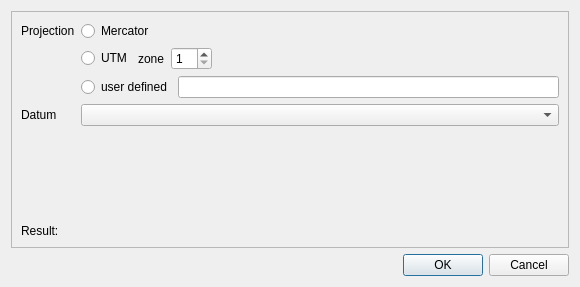
Above: src/IDlgProjWizzard.ui from ntruchsess/QLandkarteGT before the change. Below: the same form after it.
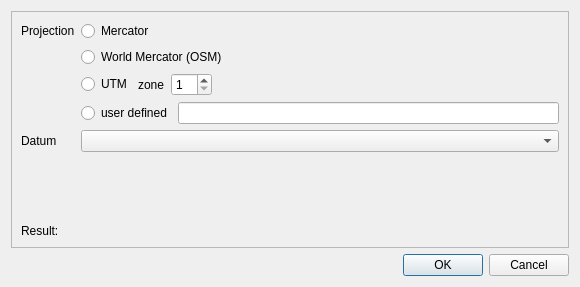
That is the form after the change.

What changed in the file:
```diff
--- a/src/IDlgProjWizzard.ui
+++ b/src/IDlgProjWizzard.ui
@@ -36,7 +36,7 @@
         </property>
        </widget>
       </item>
-      <item row="1" column="1" >
+      <item row="2" column="1" >
        <layout class="QHBoxLayout" >
         <item>
          <widget class="QRadioButton" name="radioUTM" >
@@ -77,7 +77,7 @@
         </item>
        </layout>
       </item>
-      <item row="2" column="1" >
+      <item row="3" column="1" >
        <layout class="QHBoxLayout" >
         <item>
          <widget class="QRadioButton" name="radioUserDef" >
@@ -91,17 +91,17 @@
         </item>
        </layout>
       </item>
-      <item row="3" column="0" >
+      <item row="4" column="0" >
        <widget class="QLabel" name="label_2" >
         <property name="text" >
          <string>Datum</string>
         </property>
        </widget>
       </item>
-      <item row="3" column="1" >
-       <widget class="QComboBox" name="comboDatum" />
-      </item>
       <item row="4" column="1" >
+       <widget class="QComboBox" name="comboDatum" />
+      </item>
+      <item row="5" column="1" >
        <spacer>
         <property name="orientation" >
          <enum>Qt::Vertical</enum>
@@ -114,20 +114,27 @@
         </property>
        </spacer>
       </item>
-      <item row="5" column="0" >
+      <item row="6" column="0" >
        <widget class="QLabel" name="label_4" >
         <property name="text" >
          <string>Result:</string>
         </property>
        </widget>
       </item>
-      <item row="5" column="1" >
+      <item row="6" column="1" >
        <widget class="QLabel" name="labelResult" >
         <property name="text" >
          <string/>
         </property>
        </widget>
       </item>
+      <item row="1" column="1" >
+       <widget class="QRadioButton" name="radioWorldMercator" >
+        <property name="text" >
+         <string>World Mercator (OSM)</string>
+        </property>
+       </widget>
+      </item>
      </layout>
     </widget>
    </item>
```
